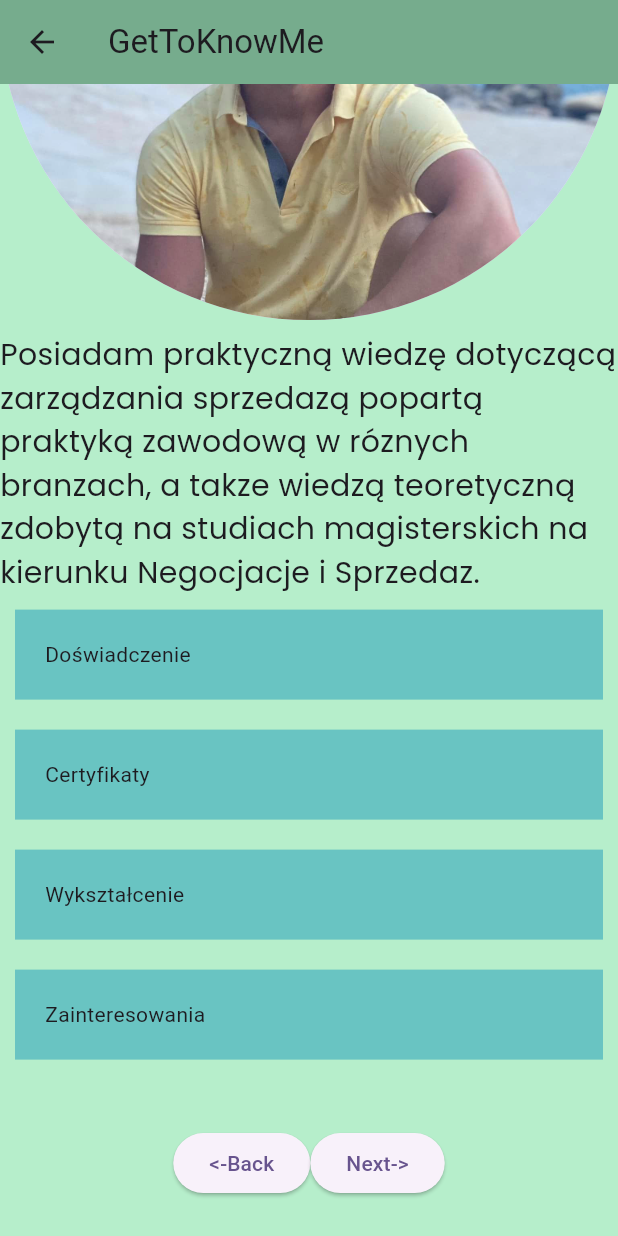
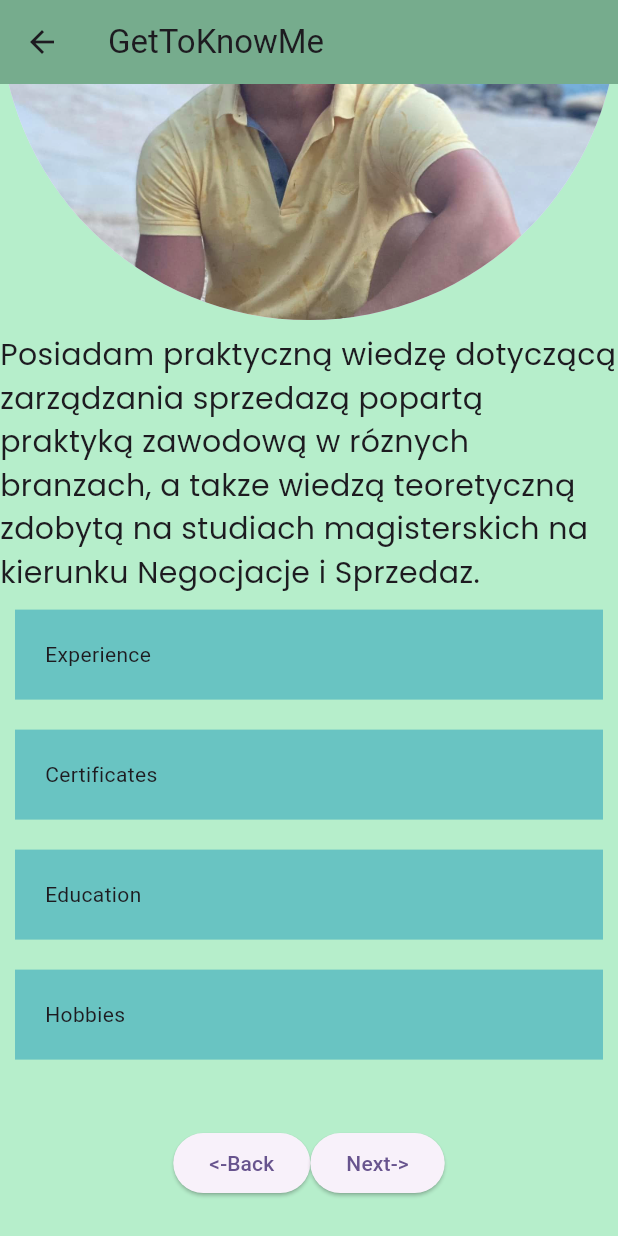
Before and after one commit to dawidszosziaszwili/get_to_know_me, a Flutter app: the SecondPage screen opened directly, scrolled down 1152 dp, on a phone screen of 412 x 824 dp. Run offline on Flutter 3.47's test engine with Material 2 defaults, Android fonts, the phone set to English and light mode, and no system bars; our stand-ins replace font_awesome_flutter, google_fonts.

Commit message:
Add files to SecondPage

```diff
--- a/lib/SecondPage/second_page.dart
+++ b/lib/SecondPage/second_page.dart
@@ -1,5 +1,9 @@
 import 'package:flutter/material.dart';
 import 'package:get_to_know_me/FirstPage/first_page.dart';
+import 'package:get_to_know_me/SecondPage/Certificates.dart';
+import 'package:get_to_know_me/SecondPage/Education.dart';
+import 'package:get_to_know_me/SecondPage/Experience.dart';
+import 'package:get_to_know_me/SecondPage/Hobbies.dart';
 import 'package:get_to_know_me/ThirdPage/third_page.dart';
 import 'package:google_fonts/google_fonts.dart';
 
@@ -34,29 +38,53 @@ class SecondPage extends StatelessWidget {
             'Posiadam praktyczną wiedzę dotyczącą zarządzania sprzedazą popartą praktyką zawodową w róznych branzach, a takze wiedzą teoretyczną zdobytą na studiach magisterskich na kierunku Negocjacje i Sprzedaz.',
             style: GoogleFonts.poppins(fontSize: 20),
           ),
-          Container(
+          InkWell(
+            onTap: () {
+              Navigator.of(context).push(
+                  MaterialPageRoute(builder: (context) => const Experience()));
+            },
+            child: Container(
               color: const Color.fromARGB(238, 99, 193, 193),
               padding: const EdgeInsets.all(20),
               margin: const EdgeInsets.all(10),
-            child: const Text('Doświadczenie'),
+              child: const Text('Experience'),
             ),
-          Container(
+          ),
+          InkWell(
+            onTap: () {
+              Navigator.of(context).push(MaterialPageRoute(
+                  builder: (context) => const Certificates()));
+            },
+            child: Container(
               color: const Color.fromARGB(238, 99, 193, 193),
               padding: const EdgeInsets.all(20),
               margin: const EdgeInsets.all(10),
-            child: const Text('Certyfikaty'),
+              child: const Text('Certificates'),
             ),
-          Container(
+          ),
+          InkWell(
+            onTap: () {
+              Navigator.of(context).push(
+                  MaterialPageRoute(builder: (context) => const Education()));
+            },
+            child: Container(
               color: const Color.fromARGB(238, 99, 193, 193),
               padding: const EdgeInsets.all(20),
               margin: const EdgeInsets.all(10),
-            child: const Text('Wykształcenie'),
+              child: const Text('Education'),
             ),
-          Container(
+          ),
+          InkWell(
+            onTap: () {
+              Navigator.of(context).push(
+                  MaterialPageRoute(builder: (context) => const Hobbies()));
+            },
+            child: Container(
               color: const Color.fromARGB(238, 99, 193, 193),
               padding: const EdgeInsets.all(20),
               margin: const EdgeInsets.all(10),
-            child: const Text('Zainteresowania'),
+              child: const Text('Hobbies'),
+            ),
           ),
           const SizedBox(
             height: 35,
@@ -83,7 +111,7 @@ class SecondPage extends StatelessWidget {
                     ),
                   );
                 },
-              ),
+              )
             ],
           ),
         ],
```
Also changed, not shown: lib/SecondPage/Certificates.dart (added, +58 -0 lines), lib/SecondPage/Education.dart (added, +59 -0 lines), lib/SecondPage/Experience.dart (added, +59 -0 lines), lib/SecondPage/Hobbies.dart (added, +59 -0 lines). Lines whose indentation alone changed are shown as unchanged.
